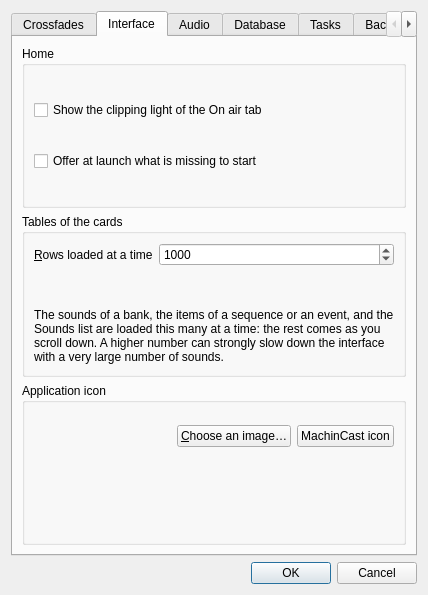
The window that src/machincast/interface/ui/preferences.ui (dascritch/machincast) describes before a commit, drawn with Qt 5.
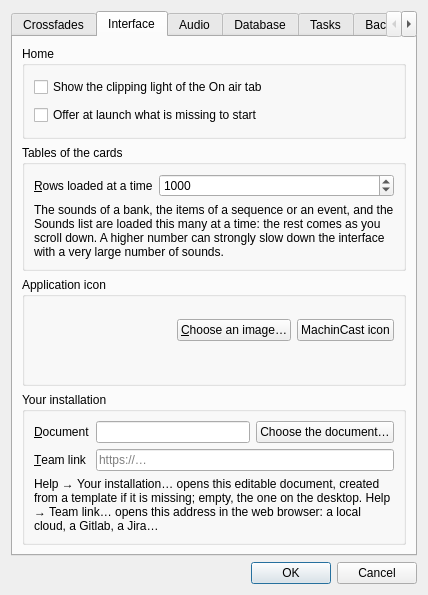
The same window after the commit. The open tabs and pages were chosen to show the change.

Commit message: feat(interface): « Votre installation », document éditable de l'équipe, et lien de l'équipe

Patch:
```diff
--- a/src/machincast/interface/ui/preferences.ui
+++ b/src/machincast/interface/ui/preferences.ui
@@ -381,6 +381,66 @@
          </layout>
         </widget>
        </item>
+       <item>
+        <widget class="QGroupBox" name="installation_group">
+         <property name="title">
+          <string>Your installation</string>
+         </property>
+         <layout class="QFormLayout" name="installation_form">
+          <item row="0" column="0">
+           <widget class="QLabel" name="notes_caption">
+            <property name="text">
+             <string>&amp;Document</string>
+            </property>
+            <property name="buddy">
+             <cstring>notes</cstring>
+            </property>
+           </widget>
+          </item>
+          <item row="0" column="1">
+           <layout class="QHBoxLayout" name="notes_layout">
+            <item>
+             <widget class="QLineEdit" name="notes"/>
+            </item>
+            <item>
+             <widget class="QPushButton" name="choose_notes">
+              <property name="text">
+               <string>Choose the document…</string>
+              </property>
+             </widget>
+            </item>
+           </layout>
+          </item>
+          <item row="1" column="0">
+           <widget class="QLabel" name="team_link_caption">
+            <property name="text">
+             <string>&amp;Team link</string>
+            </property>
+            <property name="buddy">
+             <cstring>team_link</cstring>
+            </property>
+           </widget>
+          </item>
+          <item row="1" column="1">
+           <widget class="QLineEdit" name="team_link">
+            <property name="placeholderText">
+             <string notr="true">https://…</string>
+            </property>
+           </widget>
+          </item>
+          <item row="2" column="0" colspan="2">
+           <widget class="QLabel" name="installation_explanation">
+            <property name="text">
+             <string>Help → Your installation… opens this editable document, created from a template if it is missing; empty, the one on the desktop. Help → Team link… opens this address in the web browser: a local cloud, a Gitlab, a Jira…</string>
+            </property>
+            <property name="wordWrap">
+             <bool>true</bool>
+            </property>
+           </widget>
+          </item>
+         </layout>
+        </widget>
+       </item>
       </layout>
      </widget>
      <widget class="QWidget" name="page_audio">
```
The commit also changes 23 other files.
